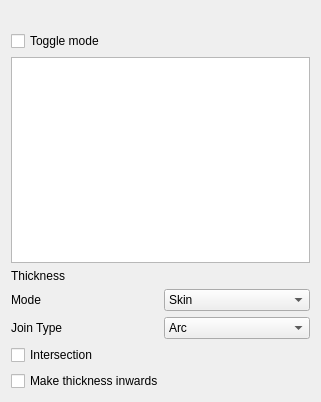
This is src/Mod/PartDesign/Gui/TaskThicknessParameters.ui in wavexx/FreeCAD as Qt 5 draws it before an edit. The edited form follows.
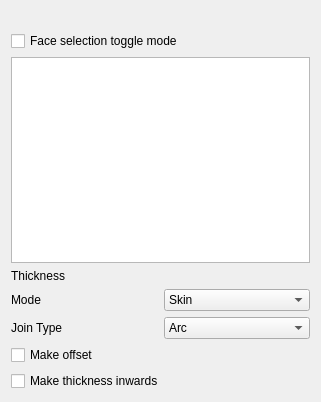
This is the edited form. Custom widgets are drawn as their Qt base class.

Commit message:
PartDesign: add new property MakeOffset to Thickness
Allow feature thickness to make an offseted solid instead of thin shell.
Also support offset/shell without removing any face

```diff
--- a/src/Mod/PartDesign/Gui/TaskThicknessParameters.ui
+++ b/src/Mod/PartDesign/Gui/TaskThicknessParameters.ui
@@ -29,7 +29,7 @@
         <string>&lt;html&gt;&lt;head/&gt;&lt;body&gt;&lt;p&gt;In toggle mode, you can select geometry either&lt;/p&gt;&lt;p&gt;in the list below, or in the 3D view to toggle&lt;/p&gt;&lt;p&gt;its state.&lt;/p&gt;&lt;p&gt;&lt;br/&gt;&lt;/p&gt;&lt;p&gt;In normal mode, you can only add new geometry&lt;/p&gt;&lt;p&gt;by selection. Existing geometry references can&lt;/p&gt;&lt;p&gt;be removed using the Delete key.&lt;/p&gt;&lt;/body&gt;&lt;/html&gt;</string>
        </property>
        <property name="text">
-        <string>Toggle mode</string>
+        <string>Face selection toggle mode</string>
        </property>
        <property name="checkable">
         <bool>true</bool>
@@ -139,7 +139,7 @@
    <item>
     <widget class="QCheckBox" name="checkIntersection">
      <property name="text">
-      <string>Intersection</string>
+      <string>Make offset</string>
      </property>
     </widget>
    </item>
```
Left out of the diff: 12 changed lines with no effect on the pictures. The commit also changes 5 other files.
